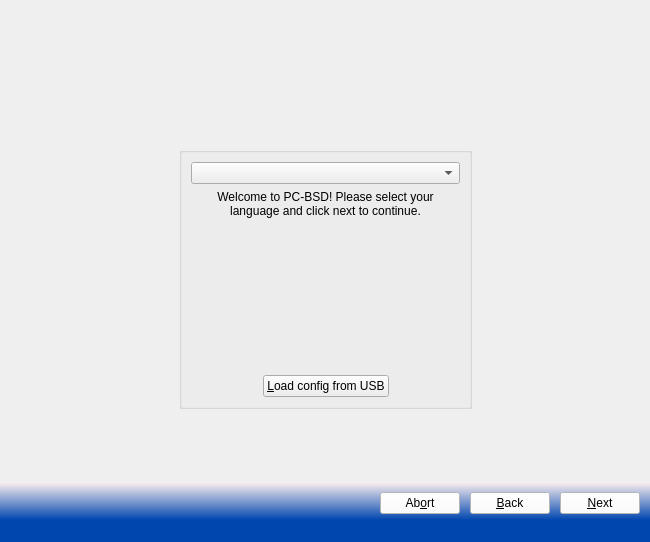
Before: the Qt Designer form src-qt5/pc-installgui/installer.ui in trueos/pcbsd, drawn with Qt 5.
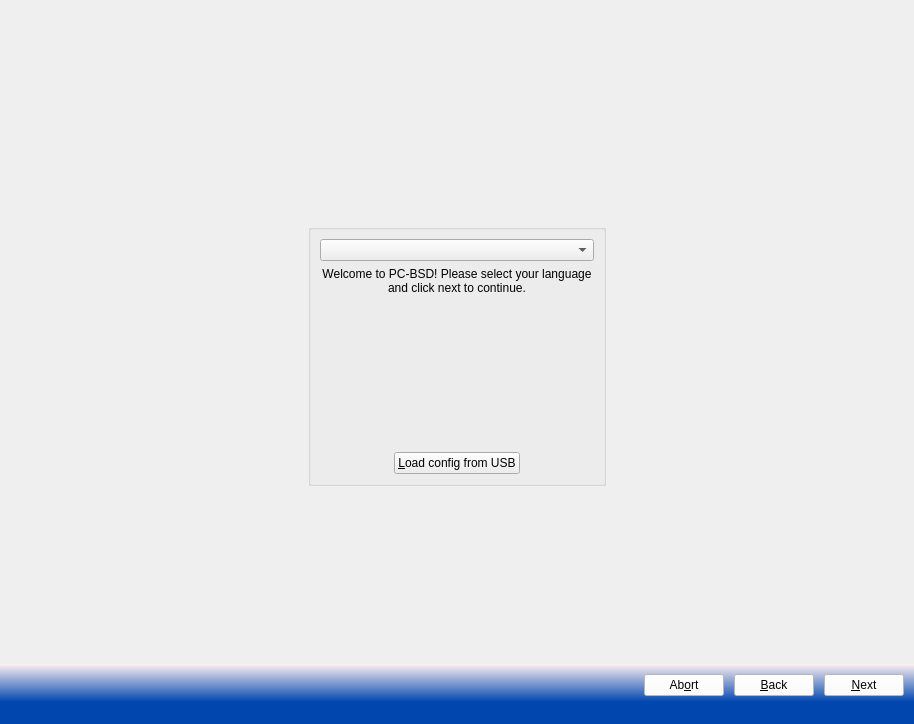
After: the same form once the commit is applied. Icons and pictures are not drawn.

Commit message: Update the installer UI, make it resizable, and default to a bigger 800x600 size. This will allow larger fonts, other DPI's to render properly

```diff
--- a/src-qt5/pc-installgui/installer.ui
+++ b/src-qt5/pc-installgui/installer.ui
@@ -6,10 +6,16 @@
    <rect>
     <x>0</x>
     <y>0</y>
-    <width>650</width>
-    <height>542</height>
+    <width>914</width>
+    <height>724</height>
    </rect>
   </property>
+  <property name="minimumSize">
+   <size>
+    <width>800</width>
+    <height>600</height>
+   </size>
+  </property>
   <property name="windowTitle">
    <string notr="true">PC-BSD</string>
   </property>
```
Left out of the diff: 11 changed lines with no effect on the pictures. The commit also changes 3 other files.
